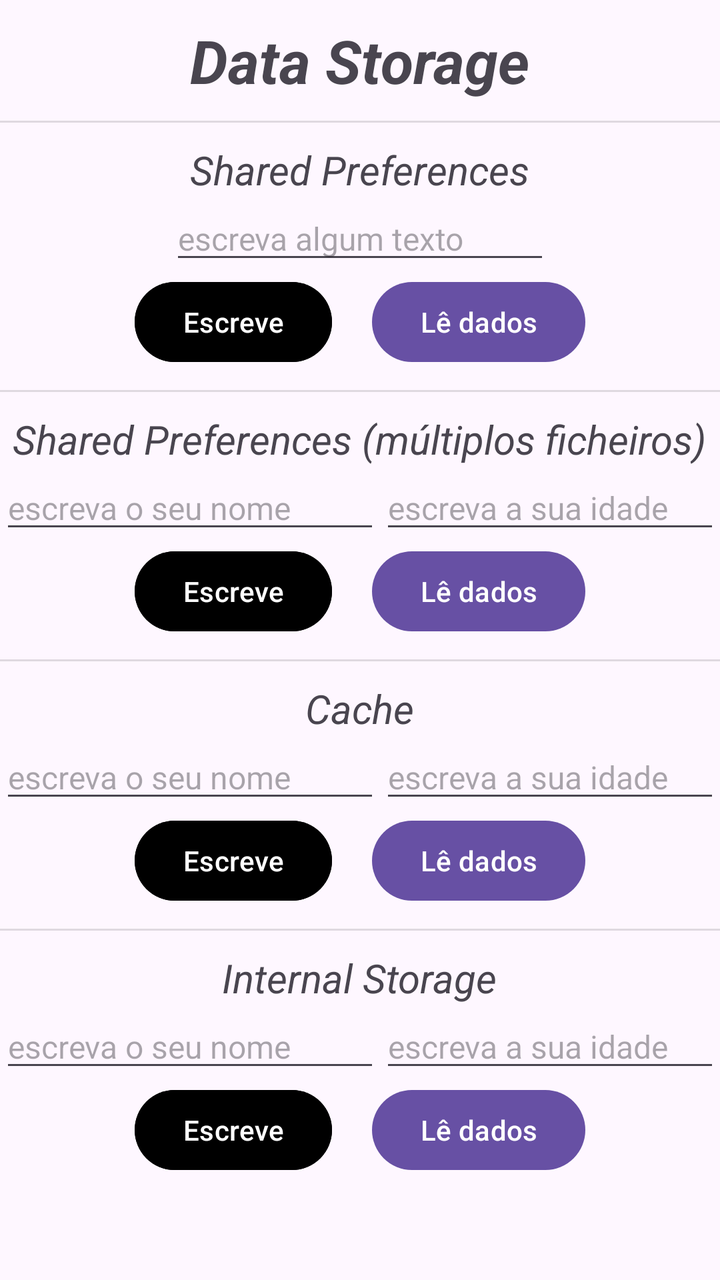
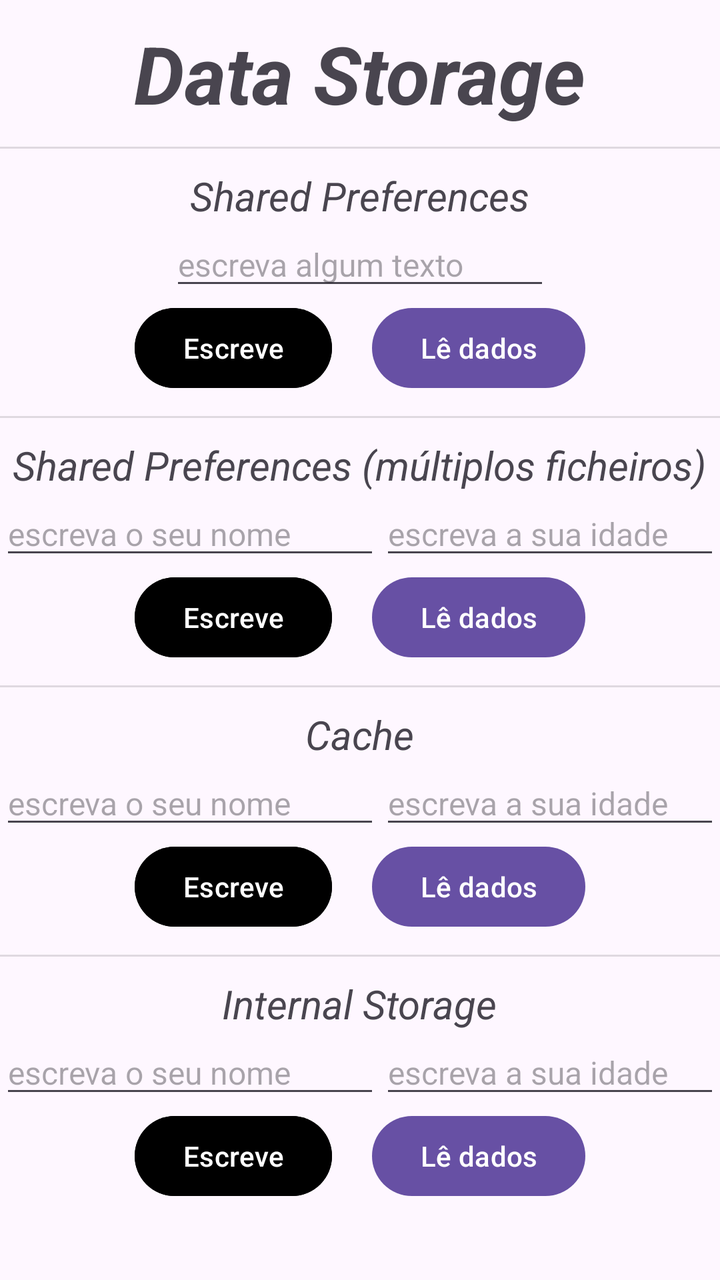

Two renders of the same Android screen: before a commit and after it. Below are the layout's source before the change and the commit's diff.
<!-- AndroidManifest.xml: application theme Theme.DataStorage -->
<!-- res/layout/activity_main.xml -->
<?xml version="1.0" encoding="utf-8"?>
<LinearLayout
    xmlns:tools="http://schemas.android.com/tools"
    xmlns:android="http://schemas.android.com/apk/res/android"
    android:id="@+id/main"
    android:layout_width="match_parent"
    android:layout_height="match_parent"
    android:orientation="vertical"
    tools:context=".MainActivity">

    <TextView
        android:text="@string/app_name"
        style="@style/titulo_seccao"
        android:textSize="30sp"
        android:textStyle="bold|italic"
        />

    
    <LinearLayout style="@style/contentor_geral">

        <View style="@style/linha_separacao" />

        <TextView
            style="@style/titulo_seccao"
            android:text="@string/shared_preferences" />

        <EditText
            android:id="@+id/editText1"
            style="@style/editText"
            android:hint="@string/sharedPrefencesEditText"
            android:text=""
            android:inputType="text" />

        <LinearLayout style="@style/contentor_horizontal">

            <Button
                android:id="@+id/btWrite1"
                style="@style/buttonWrite"
                android:text="@string/btWrite" />

            <Button
                android:id="@+id/btRead1"
                style="@style/buttonRead"
                android:text="@string/btRead" />

        </LinearLayout>

    </LinearLayout>

    

    <LinearLayout style="@style/contentor_geral">

        <View style="@style/linha_separacao" />

        <TextView
            style="@style/titulo_seccao"
            android:text="@string/shared_preferencesMultiFich" />

        <LinearLayout style="@style/contentor_horizontal">

            <EditText
                android:id="@+id/editText2a"
                style="@style/editText"
                android:hint="@string/escreveNome"
                android:text=""
                android:inputType="text" />

            <EditText
                android:id="@+id/editText2b"
                style="@style/editText"
                android:hint="@string/escreveIdade"
                android:text=""
                android:inputType="number" />

        </LinearLayout>

        <LinearLayout style="@style/contentor_horizontal">

            <Button
                android:id="@+id/btWrite2"
                style="@style/buttonWrite"
                android:text="@string/btWrite" />

            <Button
                android:id="@+id/btRead2"
                style="@style/buttonRead"
                android:text="@string/btRead" />

        </LinearLayout>

    </LinearLayout>



    

    <LinearLayout style="@style/contentor_geral">

        <View style="@style/linha_separacao" />

        <TextView
            style="@style/titulo_seccao"
            android:text="@string/Cache" />

        <LinearLayout style="@style/contentor_horizontal">

            <EditText
                android:id="@+id/editText3a"
                style="@style/editText"
                android:hint="@string/escreveNome"
                android:text=""
                android:inputType="text" />

            <EditText
                android:id="@+id/editText3b"
                style="@style/editText"
                android:hint="@string/escreveIdade"
                android:text=""
                android:inputType="number" />

        </LinearLayout>

        <LinearLayout style="@style/contentor_horizontal">

            <Button
                android:id="@+id/btWrite3"
                style="@style/buttonWrite"
                android:text="@string/btWrite" />

            <Button
                android:id="@+id/btRead3"
                style="@style/buttonRead"
                android:text="@string/btRead" />

        </LinearLayout>

    </LinearLayout>



    

    <LinearLayout style="@style/contentor_geral">

        <View style="@style/linha_separacao" />

        <TextView
            style="@style/titulo_seccao"
            android:text="@string/internal_storage" />

        <LinearLayout style="@style/contentor_horizontal">

            <EditText
                android:id="@+id/editText4a"
                style="@style/editText"
                android:hint="@string/escreveNome"
                android:text=""
                android:inputType="text" />

            <EditText
                android:id="@+id/editText4b"
                style="@style/editText"
                android:hint="@string/escreveIdade"
                android:text=""
                android:inputType="number" />

        </LinearLayout>

        <LinearLayout style="@style/contentor_horizontal">

            <Button
                android:id="@+id/btWrite4"
                style="@style/buttonWrite"
                android:text="@string/btWrite" />

            <Button
                android:id="@+id/btRead4"
                style="@style/buttonRead"
                android:text="@string/btRead" />

        </LinearLayout>

    </LinearLayout>

</LinearLayout>
<!-- resources referenced by this layout -->
<resources>
  <string name="Cache">Cache</string>
  <string name="app_name">Data Storage</string>
  <string name="btRead">Lê dados</string>
  <string name="btWrite">Escreve</string>
  <string name="escreveIdade">escreva a sua idade</string>
  <string name="escreveNome">escreva o seu nome</string>
  <string name="internal_storage">Internal Storage</string>
  <string name="sharedPrefencesEditText">escreva algum texto</string>
  <string name="shared_preferences">Shared Preferences</string>
  <string name="shared_preferencesMultiFich">Shared Preferences (múltiplos ficheiros)</string>
  <style name="buttonRead">
          <item name="android:layout_width">wrap_content</item>
          <item name="android:layout_height">wrap_content</item>
          <item name="android:layout_marginStart">10dp</item>
      </style>
  <style name="buttonWrite">
          <item name="android:layout_width">wrap_content</item>
          <item name="android:layout_height">wrap_content</item>
          <item name="android:backgroundTint">@color/black</item>
          <item name="android:layout_marginEnd">10dp</item>
      </style>
  <style name="contentor_geral">
          <item name="android:layout_width">match_parent</item>
          <item name="android:layout_height">wrap_content</item>
          <item name="android:orientation">vertical</item>
      </style>
  <style name="contentor_horizontal">
          <item name="android:layout_width">wrap_content</item>
          <item name="android:layout_height">wrap_content</item>
          <item name="android:layout_gravity">center</item>
          <item name="android:orientation">horizontal</item>
      </style>
  <style name="editText">
          <item name="android:layout_width">wrap_content</item>
          <item name="android:layout_height">wrap_content</item>
          <item name="android:layout_gravity">center</item>
          <item name="android:ems">10</item>
          <item name="android:textSize">16sp</item>
      </style>
  <style name="linha_separacao">
          <item name="android:layout_width">match_parent</item>
          <item name="android:layout_height">1dp</item>
          <item name="android:layout_marginTop">10dp</item>
          <item name="android:background">?android:attr/listDivider</item>
      </style>
  <style name="titulo_seccao">
          <item name="android:layout_width">wrap_content</item>
          <item name="android:layout_height">wrap_content</item>
          <item name="android:layout_gravity">center</item>
          <item name="android:textStyle">italic</item>
          <item name="android:textSize">20sp</item>
          <item name="android:layout_marginTop">10dp</item>
      </style>
  <style name="Theme.DataStorage" parent="Base.Theme.DataStorage" />
  <color name="black">#FF000000</color>
  <style name="Base.Theme.DataStorage" parent="Theme.Material3.DayNight.NoActionBar">
          
          
      </style>
</resources>

<!-- the commit's change to res/layout/activity_main.xml (unified diff, before → after) -->
@@ -11,7 +11,7 @@
     <TextView
         android:text="@string/app_name"
         style="@style/titulo_seccao"
-        android:textSize="30sp"
+        android:textSize="40sp"
         android:textStyle="bold|italic"
         />
 
